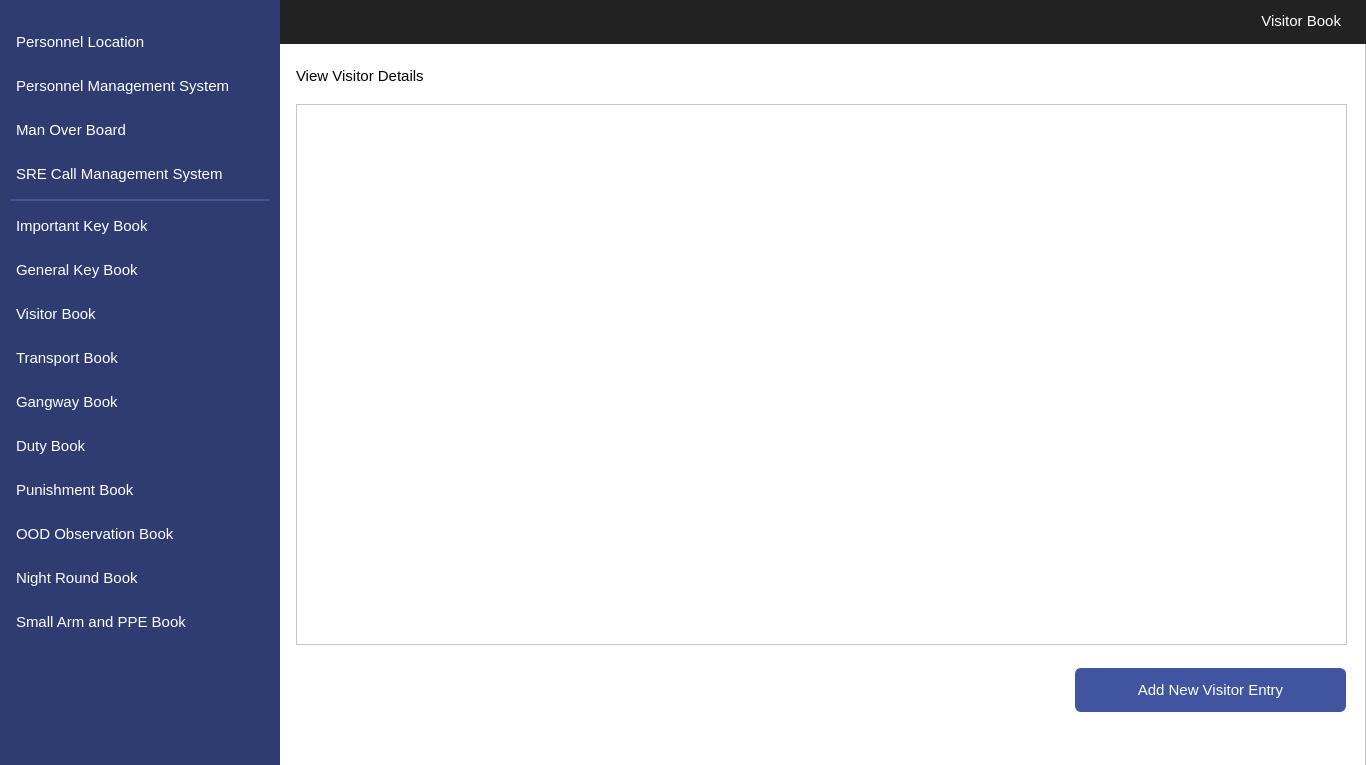
Old version of the form Interfaces/ViewVisitor.ui in the repository MuhammadUsamax123/IndoorPositioning.
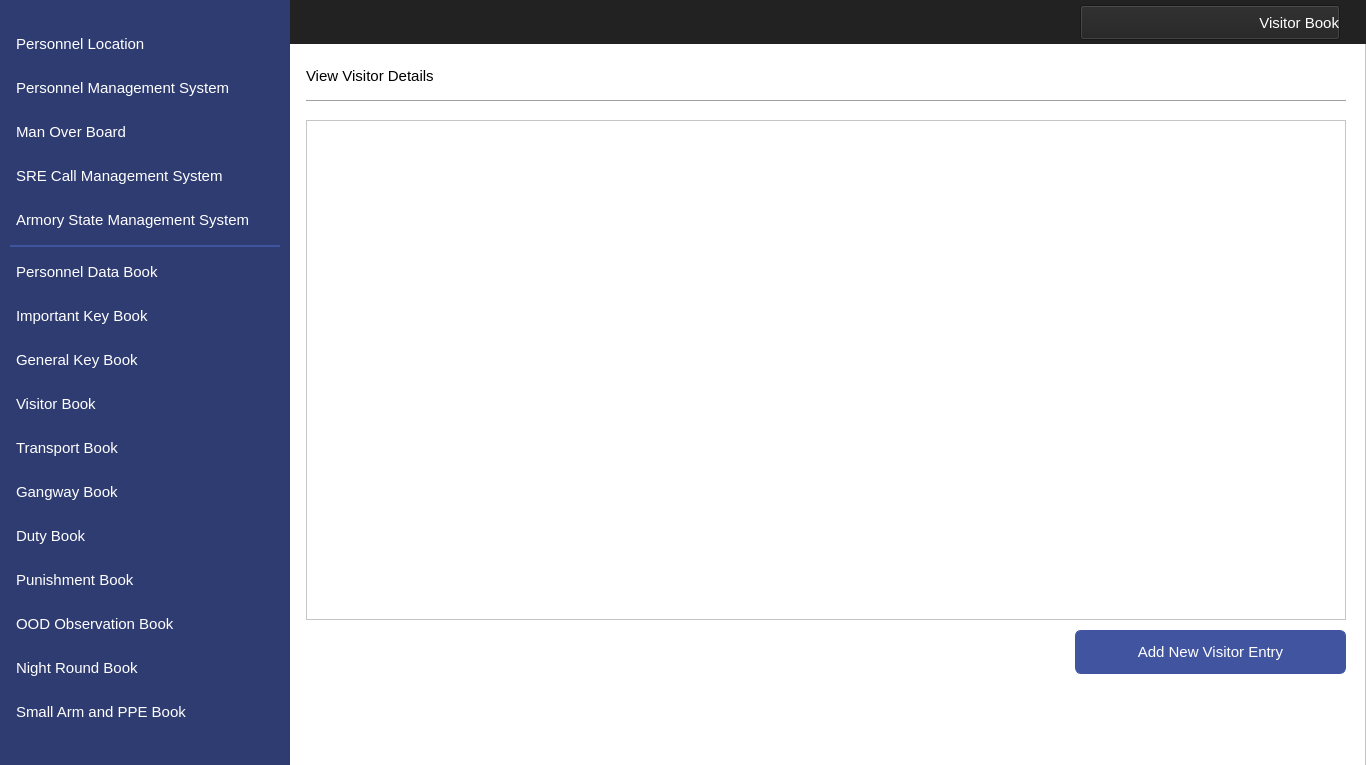
New version of the form. Icons and pictures are not drawn.

Commit message: All Data Entry Interfaces Completed. Started Working on Management Interfaces.

Patch:
```diff
--- a/Interfaces/ViewVisitor.ui
+++ b/Interfaces/ViewVisitor.ui
@@ -37,7 +37,7 @@
       <rect>
        <x>0</x>
        <y>0</y>
-       <width>280</width>
+       <width>290</width>
        <height>768</height>
       </rect>
      </property>
@@ -66,116 +66,12 @@
       <string/>
      </property>
     </widget>
-    <widget class="QLabel" name="label_3">
-     <property name="geometry">
-      <rect>
-       <x>1120</x>
-       <y>5</y>
-       <width>221</width>
-       <height>31</height>
-      </rect>
-     </property>
-     <property name="font">
-      <font>
-       <family>Segoe UI</family>
-       <pointsize>11</pointsize>
-      </font>
-     </property>
-     <property name="styleSheet">
-      <string notr="true">color: #ffffff;
-background-color: #222222;
-font-size: 11pt</string>
-     </property>
-     <property name="text">
-      <string>Visitor Book</string>
-     </property>
-     <property name="alignment">
-      <set>Qt::AlignRight|Qt::AlignTrailing|Qt::AlignVCenter</set>
-     </property>
-    </widget>
-    <widget class="QPushButton" name="navAddVisitor">
-     <property name="geometry">
-      <rect>
-       <x>1075</x>
-       <y>668</y>
-       <width>271</width>
-       <height>44</height>
-      </rect>
-     </property>
-     <property name="font">
-      <font>
-       <family>Segoe UI</family>
-       <pointsize>11</pointsize>
-      </font>
-     </property>
-     <property name="cursor">
-      <cursorShape>PointingHandCursor</cursorShape>
-     </property>
-     <property name="styleSheet">
-      <string notr="true">QPushButton
-{
-    color: #ffffff;
-    background-color:#4154A0;
-    border-width: 1px;
-    border-color: #4154A0;
-    border-style: solid;
-    border-radius: 6;
-    padding: 3px;
-    font-size: 11pt;
-    padding-left: 5px;
-    padding-right: 5px;
-    min-width: 40px;
-}
-
-QPushButton:hover
-{
-    background-color:#384889
-}
-QPushButton:pressed
-{
-    background-color: #384889;
- 	border-width: 3px;
-    border-color: #5C70BC;
-    border-style: solid;
-    border-radius: 6;
-
-}</string>
-     </property>
-     <property name="text">
-      <string>Add New Visitor Entry</string>
-     </property>
-     <property name="icon">
-      <iconset>
-       <normaloff>InterfaceIcons/add.png</normaloff>InterfaceIcons/add.png</iconset>
-     </property>
-     <property name="iconSize">
-      <size>
-       <width>25</width>
-       <height>25</height>
-      </size>
-     </property>
-    </widget>
-    <widget class="QTableView" name="tblViewVisitor">
-     <property name="geometry">
-      <rect>
-       <x>296</x>
-       <y>104</y>
-       <width>1051</width>
-       <height>541</height>
-      </rect>
-     </property>
-     <property name="font">
-      <font>
-       <pointsize>11</pointsize>
-      </font>
-     </property>
-    </widget>
     <widget class="QPushButton" name="navViewPunishment">
      <property name="geometry">
       <rect>
        <x>10</x>
-       <y>468</y>
-       <width>260</width>
+       <y>558</y>
+       <width>270</width>
        <height>44</height>
       </rect>
      </property>
@@ -240,8 +136,8 @@
      <property name="geometry">
       <rect>
        <x>10</x>
-       <y>204</y>
-       <width>260</width>
+       <y>294</y>
+       <width>270</width>
        <height>44</height>
       </rect>
      </property>
@@ -306,8 +202,8 @@
      <property name="geometry">
       <rect>
        <x>10</x>
-       <y>248</y>
-       <width>260</width>
+       <y>338</y>
+       <width>270</width>
        <height>44</height>
       </rect>
      </property>
@@ -372,8 +268,8 @@
      <property name="geometry">
       <rect>
        <x>10</x>
-       <y>292</y>
-       <width>260</width>
+       <y>382</y>
+       <width>270</width>
        <height>44</height>
       </rect>
      </property>
@@ -441,8 +337,8 @@
      <property name="geometry">
       <rect>
        <x>10</x>
-       <y>336</y>
-       <width>260</width>
+       <y>426</y>
+       <width>270</width>
        <height>44</height>
       </rect>
      </property>
@@ -507,8 +403,8 @@
      <property name="geometry">
       <rect>
        <x>10</x>
-       <y>380</y>
-       <width>260</width>
+       <y>470</y>
+       <width>270</width>
        <height>44</height>
       </rect>
      </property>
@@ -573,8 +469,8 @@
      <property name="geometry">
       <rect>
        <x>10</x>
-       <y>424</y>
-       <width>260</width>
+       <y>514</y>
+       <width>270</width>
        <height>44</height>
       </rect>
      </property>
@@ -639,8 +535,8 @@
      <property name="geometry">
       <rect>
        <x>10</x>
-       <y>556</y>
-       <width>260</width>
+       <y>646</y>
+       <width>270</width>
        <height>44</height>
       </rect>
      </property>
@@ -705,8 +601,8 @@
      <property name="geometry">
       <rect>
        <x>10</x>
-       <y>199</y>
-       <width>260</width>
+       <y>245</y>
+       <width>270</width>
        <height>2</height>
       </rect>
      </property>
@@ -721,8 +617,8 @@
      <property name="geometry">
       <rect>
        <x>10</x>
-       <y>108</y>
-       <width>260</width>
+       <y>110</y>
+       <width>270</width>
        <height>44</height>
       </rect>
      </property>
@@ -787,8 +683,8 @@
      <property name="geometry">
       <rect>
        <x>10</x>
-       <y>20</y>
-       <width>260</width>
+       <y>22</y>
+       <width>270</width>
        <height>44</height>
       </rect>
      </property>
@@ -853,8 +749,8 @@
      <property name="geometry">
       <rect>
        <x>10</x>
-       <y>64</y>
-       <width>260</width>
+       <y>66</y>
+       <width>270</width>
        <height>44</height>
       </rect>
      </property>
@@ -919,8 +815,8 @@
      <property name="geometry">
       <rect>
        <x>10</x>
-       <y>600</y>
-       <width>260</width>
+       <y>690</y>
+       <width>270</width>
        <height>44</height>
       </rect>
      </property>
@@ -985,8 +881,8 @@
      <property name="geometry">
       <rect>
        <x>10</x>
-       <y>512</y>
-       <width>260</width>
+       <y>602</y>
+       <width>270</width>
        <height>44</height>
       </rect>
      </property>
@@ -1051,8 +947,8 @@
      <property name="geometry">
       <rect>
        <x>10</x>
-       <y>152</y>
-       <width>260</width>
+       <y>154</y>
+       <width>270</width>
        <height>44</height>
       </rect>
      </property>
@@ -1113,13 +1009,16 @@
       <bool>false</bool>
      </property>
     </widget>
-    <widget class="QLabel" name="label_6">
+    <widget class="QPushButton" name="pushButton">
+     <property name="enabled">
+      <bool>true</bool>
+     </property>
      <property name="geometry">
       <rect>
-       <x>296</x>
-       <y>60</y>
-       <width>221</width>
-       <height>31</height>
+       <x>1080</x>
+       <y>5</y>
+       <width>260</width>
+       <height>35</height>
       </rect>
      </property>
      <property name="font">
@@ -1128,19 +1027,279 @@
        <pointsize>11</pointsize>
       </font>
      </property>
-     <property name="layoutDirection">
-      <enum>Qt::LeftToRight</enum>
+     <property name="styleSheet">
+      <string notr="true"> text-align: right;
+    color: #ffffff;
+    background-color:#222222;</string>
      </property>
+     <property name="text">
+      <string>Visitor Book</string>
+     </property>
+     <property name="icon">
+      <iconset resource="../IconResource.qrc">
+       <normaloff>:/images/visitor.png</normaloff>:/images/visitor.png</iconset>
+     </property>
+     <property name="iconSize">
+      <size>
+       <width>32</width>
+       <height>32</height>
+      </size>
+     </property>
+    </widget>
+    <widget class="QPushButton" name="pushButton_2">
+     <property name="enabled">
+      <bool>true</bool>
+     </property>
+     <property name="geometry">
+      <rect>
+       <x>306</x>
+       <y>680</y>
+       <width>100</width>
+       <height>80</height>
+      </rect>
+     </property>
      <property name="styleSheet">
-      <string notr="true">color: #000000;
-background-color:#ffffff;
-font-size: 11pt</string>
+      <string notr="true"> border:1px solid #fff;
+    border-radius:4px;
+    outline:none;</string>
      </property>
      <property name="text">
-      <string>View Visitor Details</string>
+      <string/>
      </property>
-     <property name="alignment">
-      <set>Qt::AlignLeading|Qt::AlignLeft|Qt::AlignVCenter</set>
+     <property name="icon">
+      <iconset resource="../IconResource.qrc">
+       <normaloff>:/images/logoMTIP.png</normaloff>:/images/logoMTIP.png</iconset>
+     </property>
+     <property name="iconSize">
+      <size>
+       <width>200</width>
+       <height>200</height>
+      </size>
+     </property>
+    </widget>
+    <widget class="QPushButton" name="navViewPersonnel">
+     <property name="geometry">
+      <rect>
+       <x>10</x>
+       <y>250</y>
+       <width>270</width>
+       <height>44</height>
+      </rect>
+     </property>
+     <property name="font">
+      <font>
+       <family>Segoe UI</family>
+       <pointsize>11</pointsize>
+      </font>
+     </property>
+     <property name="cursor">
+      <cursorShape>PointingHandCursor</cursorShape>
+     </property>
+     <property name="styleSheet">
+      <string notr="true">QPushButton 
+{
+    text-align: left;
+    color: #ffffff;
+    background-color:#2F3C71;
+    border-width: 1px;
+    border-color: #2F3C71;
+    border-style: solid;
+    border-radius: 6;
+    padding: 3px;
+    font-size: 11pt;
+    padding-left: 5px;
+    padding-right: 5px;
+    min-width: 40px;
+}
+
+QPushButton:hover
+{
+    background-color:#4154A0;
+}
+
+QPushButton:pressed
+{
+    background-color: #384889;
+ 	border-width: 3px;
+    border-color: #5C70BC;
+    border-style: solid;
+    border-radius: 6;
+
+}</string>
+     </property>
+     <property name="text">
+      <string>Personnel Data Book</string>
+     </property>
+     <property name="icon">
+      <iconset resource="../IconResource.qrc">
+       <normaloff>:/images/personnelData.png</normaloff>:/images/personnelData.png</iconset>
+     </property>
+     <property name="iconSize">
+      <size>
+       <width>25</width>
+       <height>25</height>
+      </size>
+     </property>
+     <property name="flat">
+      <bool>false</bool>
+     </property>
+    </widget>
+    <widget class="QPushButton" name="btnAddVisitor">
+     <property name="geometry">
+      <rect>
+       <x>1075</x>
+       <y>630</y>
+       <width>271</width>
+       <height>44</height>
+      </rect>
+     </property>
+     <property name="font">
+      <font>
+       <family>Segoe UI</family>
+       <pointsize>11</pointsize>
+      </font>
+     </property>
+     <property name="cursor">
+      <cursorShape>PointingHandCursor</cursorShape>
+     </property>
+     <property name="styleSheet">
+      <string notr="true">QPushButton
+{
+    color: #ffffff;
+    background-color:#4154A0;
+    border-width: 1px;
+    border-color: #4154A0;
+    border-style: solid;
+    border-radius: 6;
+    padding: 3px;
+    font-size: 11pt;
+    padding-left: 5px;
+    padding-right: 5px;
+    min-width: 40px;
+}
+
+QPushButton:hover
+{
+    background-color:#384889
+}
+QPushButton:pressed
+{
+    background-color: #384889;
+ 	border-width: 3px;
+    border-color: #5C70BC;
+    border-style: solid;
+    border-radius: 6;
+
+}</string>
+     </property>
+     <property name="text">
+      <string>Add New Visitor Entry</string>
+     </property>
+     <property name="icon">
+      <iconset resource="../IconResource.qrc">
+       <normaloff>:/images/add.png</normaloff>:/images/add.png</iconset>
+     </property>
+     <property name="iconSize">
+      <size>
+       <width>25</width>
+       <height>25</height>
+      </size>
+     </property>
+    </widget>
+    <widget class="QPushButton" name="navViewState">
+     <property name="geometry">
+      <rect>
+       <x>10</x>
+       <y>198</y>
+       <width>270</width>
+       <height>44</height>
+      </rect>
+     </property>
+     <property name="font">
+      <font>
+       <family>Segoe UI</family>
+       <pointsize>11</pointsize>
+      </font>
+     </property>
+     <property name="cursor">
+      <cursorShape>PointingHandCursor</cursorShape>
+     </property>
+     <property name="styleSheet">
+      <string notr="true">QPushButton 
+{
+    text-align: left;
+    color: #ffffff;
+    background-color:#2F3C71;
+    border-width: 1px;
+    border-color: #2F3C71;
+    border-style: solid;
+    border-radius: 6;
+    padding: 3px;
+    font-size: 11pt;
+    padding-left: 5px;
+    padding-right: 5px;
+    min-width: 40px;
+}
+
+QPushButton:hover
+{
+    background-color:#4154A0;
+}
+QPushButton:pressed
+{
+    background-color: #384889;
+ 	border-width: 3px;
+    border-color: #5C70BC;
+    border-style: solid;
+    border-radius: 6;
+
+}</string>
+     </property>
+     <property name="text">
+      <string>Armory State Management System</string>
+     </property>
+     <property name="icon">
+      <iconset resource="../IconResource.qrc">
+       <normaloff>:/images/armoryState.png</normaloff>:/images/armoryState.png</iconset>
+     </property>
+     <property name="iconSize">
+      <size>
+       <width>25</width>
+       <height>25</height>
+      </size>
+     </property>
+     <property name="flat">
+      <bool>false</bool>
+     </property>
+    </widget>
+    <widget class="QTableView" name="tblDetails">
+     <property name="geometry">
+      <rect>
+       <x>306</x>
+       <y>120</y>
+       <width>1040</width>
+       <height>500</height>
+      </rect>
+     </property>
+     <property name="font">
+      <font>
+       <pointsize>11</pointsize>
+      </font>
+     </property>
+     <property name="editTriggers">
+      <set>QAbstractItemView::NoEditTriggers</set>
+     </property>
+     <property name="alternatingRowColors">
+      <bool>true</bool>
+     </property>
+     <property name="selectionMode">
+      <enum>QAbstractItemView::NoSelection</enum>
+     </property>
+     <property name="selectionBehavior">
+      <enum>QAbstractItemView::SelectRows</enum>
+     </property>
+     <property name="textElideMode">
+      <enum>Qt::ElideMiddle</enum>
      </property>
     </widget>
     <zorder>label_2</zorder>
@@ -1163,7 +1322,58 @@
     <zorder>navViewPPE</zorder>
     <zorder>navViewOOD</zorder>
     <zorder>navViewCMS</zorder>
-    <zorder>label_6</zorder>
+    <zorder>pushButton</zorder>
+    <zorder>pushButton_2</zorder>
+    <zorder>navViewPersonnel</zorder>
+    <zorder>btnAddVisitor</zorder>
+    <zorder>navViewState</zorder>
+    <zorder>tblDetails</zorder>
+   </widget>
+   <widget class="QLabel" name="label_13">
+    <property name="geometry">
+     <rect>
+      <x>306</x>
+      <y>100</y>
+      <width>1040</width>
+      <height>1</height>
+     </rect>
+    </property>
+    <property name="styleSheet">
+     <string notr="true">background-color:#A0A0A0;</string>
+    </property>
+    <property name="text">
+     <string/>
+    </property>
+   </widget>
+   <widget class="QLabel" name="label_6">
+    <property name="geometry">
+     <rect>
+      <x>306</x>
+      <y>60</y>
+      <width>221</width>
+      <height>31</height>
+     </rect>
+    </property>
+    <property name="font">
+     <font>
+      <family>Segoe UI</family>
+      <pointsize>11</pointsize>
+     </font>
+    </property>
+    <property name="layoutDirection">
+     <enum>Qt::LeftToRight</enum>
+    </property>
+    <property name="styleSheet">
+     <string notr="true">color: #000000;
+background-color:#ffffff;
+font-size: 11pt</string>
+    </property>
+    <property name="text">
+     <string>View Visitor Details</string>
+    </property>
+    <property name="alignment">
+     <set>Qt::AlignLeading|Qt::AlignLeft|Qt::AlignVCenter</set>
+    </property>
    </widget>
   </widget>
  </widget>
```
Left out of the diff: 69 changed lines with no effect on the pictures. The commit also changes 30 other files.
